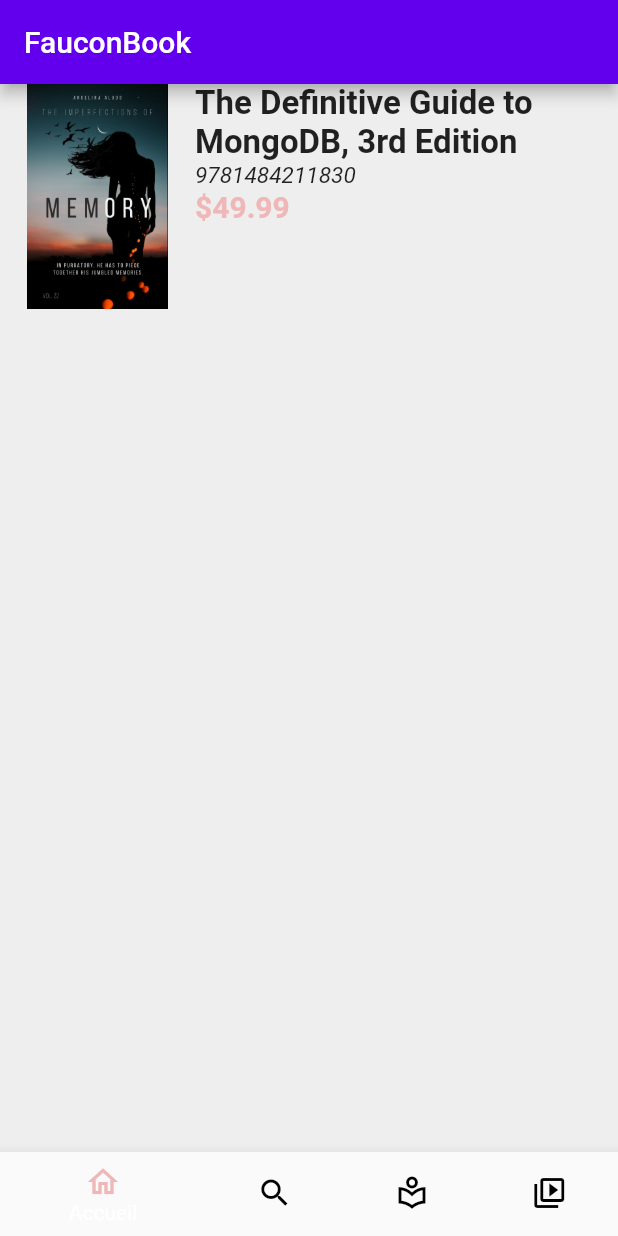
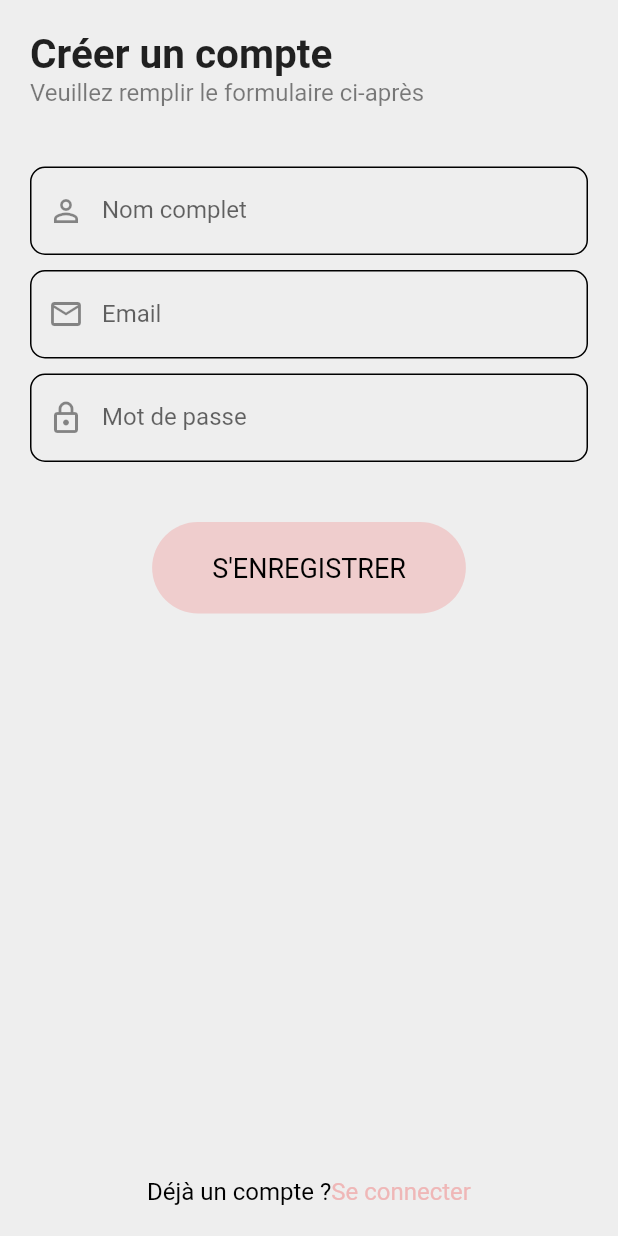
Before and after one commit to AurelAgbodoyetin/faucon_it_book, a Flutter app: the screen it shows after launch, on a phone screen of 412 x 824 dp. Run offline on Flutter 3.47's test engine with Material 2 defaults, Android fonts, the light colour scheme and no system bars.

Commit message:
Added all tabs and register screen

```diff
--- a/analysis_options.yaml
+++ b/analysis_options.yaml
@@ -22,7 +22,9 @@ linter:
   # `// ignore_for_file: name_of_lint` syntax on the line or in the file
   # producing the lint.
   rules:
-    #pre
+    prefer_const_constructors: false
+    prefer_const_literals_to_create_immutables: false
+    #prefer_const_literals_to_create_immutables
     # avoid_print: false  # Uncomment to disable the `avoid_print` rule
     # prefer_single_quotes: true  # Uncomment to enable the `prefer_single_quotes` rule
 
--- a/lib/app_theme.dart
+++ b/lib/app_theme.dart
@@ -23,4 +23,16 @@ ThemeData themeData = ThemeData(
       color: AppColors.kTertiaryColor,
     ),
   ),
+  inputDecorationTheme: const InputDecorationTheme(
+    enabledBorder: OutlineInputBorder(
+      borderRadius: BorderRadius.all(
+        Radius.circular(10),
+      ),
+    ),
+    border: OutlineInputBorder(
+      borderRadius: BorderRadius.all(
+        Radius.circular(10),
+      ),
+    ),
+  ),
 );
--- a/lib/main.dart
+++ b/lib/main.dart
@@ -1,5 +1,6 @@
 import 'package:faucon_it_book/app_theme.dart';
 import 'package:faucon_it_book/screens/all_tabs/all_tabs.dart';
+import 'package:faucon_it_book/screens/register/register_screen.dart';
 import 'package:flutter/material.dart';
 
 void main() {
@@ -15,7 +16,8 @@ class FauconITBook extends StatelessWidget {
       debugShowCheckedModeBanner: false,
       title: 'Faucon Books',
       theme: themeData,
-      home: const AllTabs(),
+      //home: const AllTabs(),
+      home: RegistrationScreen(),
     );
   }
 }
--- /dev/null
+++ b/lib/screens/register/register_screen.dart
@@ -0,0 +1,117 @@
+import 'package:faucon_it_book/app_color.dart';
+import 'package:flutter/material.dart';
+
+class RegistrationScreen extends StatelessWidget {
+  const RegistrationScreen({Key? key}) : super(key: key);
+
+  @override
+  Widget build(BuildContext context) {
+    return Scaffold(
+      resizeToAvoidBottomInset: false,
+      body: SafeArea(
+        child: Padding(
+          padding: const EdgeInsets.all(20.0),
+          child: Column(
+            mainAxisAlignment: MainAxisAlignment.spaceBetween,
+            children: [
+              Column(
+                crossAxisAlignment: CrossAxisAlignment.start,
+                children: [
+                  Text(
+                    "Créer un compte",
+                    style: TextStyle(
+                      fontSize: 27.0,
+                      fontWeight: FontWeight.bold,
+                      //letterSpacing: 3.0,
+                    ),
+                  ),
+                  Text(
+                    "Veuillez remplir le formulaire ci-après",
+                    style: TextStyle(
+                      fontSize: 16.0,
+                      fontWeight: FontWeight.normal,
+                      color: AppColors.kTextColor.withOpacity(0.5),
+                      //letterSpacing: 3.0,
+                    ),
+                  ),
+                  SizedBox(height: 40.0),
+                  Form(
+                    child: Column(
+                      children: [
+                        TextFormField(
+                          decoration: InputDecoration(
+                            label: Text("Nom complet"),
+                            prefixIcon: Icon(
+                              Icons.person_outline_outlined,
+                            ),
+                          ),
+                        ),
+                        SizedBox(height: 10.0),
+                        TextFormField(
+                          decoration: InputDecoration(
+                            label: Text("Email"),
+                            prefixIcon: Icon(
+                              Icons.email_outlined,
+                            ),
+                          ),
+                        ),
+                        SizedBox(height: 10.0),
+                        TextFormField(
+                          decoration: InputDecoration(
+                            label: Text("Mot de passe"),
+                            prefixIcon: Icon(
+                              Icons.lock_outlined,
+                            ),
+                          ),
+                        ),
+                        SizedBox(height: 40.0),
+                        Container(
+                          padding: EdgeInsets.fromLTRB(40, 20, 40, 20),
+                          decoration: BoxDecoration(
+                            color: AppColors.kPrimaryColor.withOpacity(.6),
+                            borderRadius: BorderRadius.circular(50.0),
+                          ),
+                          child: Text(
+                            "S'enregistrer".toUpperCase(),
+                            style: TextStyle(
+                              fontSize: 18.0,
+                              fontWeight: FontWeight.normal,
+                              color: AppColors.kTextColor,
+                              //letterSpacing: 3.0,
+                            ),
+                          ),
+                        ),
+                      ],
+                    ),
+                  ),
+                ],
+              ),
+              Text.rich(
+                TextSpan(
+                  text: "Déjà un compte ?",
+                  style: TextStyle(
+                    fontSize: 16.0,
+                    fontWeight: FontWeight.normal,
+                    color: AppColors.kTextColor,
+                    //letterSpacing: 3.0,
+                  ),
+                  children: [
+                    TextSpan(
+                      text: "Se connecter",
+                      style: TextStyle(
+                        fontSize: 16.0,
+                        fontWeight: FontWeight.normal,
+                        color: AppColors.kPrimaryColor,
+                        //letterSpacing: 3.0,
+                      ),
+                    ),
+                  ],
+                ),
+              ),
+            ],
+          ),
+        ),
+      ),
+    );
+  }
+}
```
Also changed, not shown: lib/screens/home/home_screen.dart (+12 -3 lines), lib/screens/local_library/local_library_screen.dart (+22 -1 lines), lib/screens/online_library/online_library_screen.dart (+22 -1 lines), lib/screens/search/search_screen.dart (+23 -2 lines).
